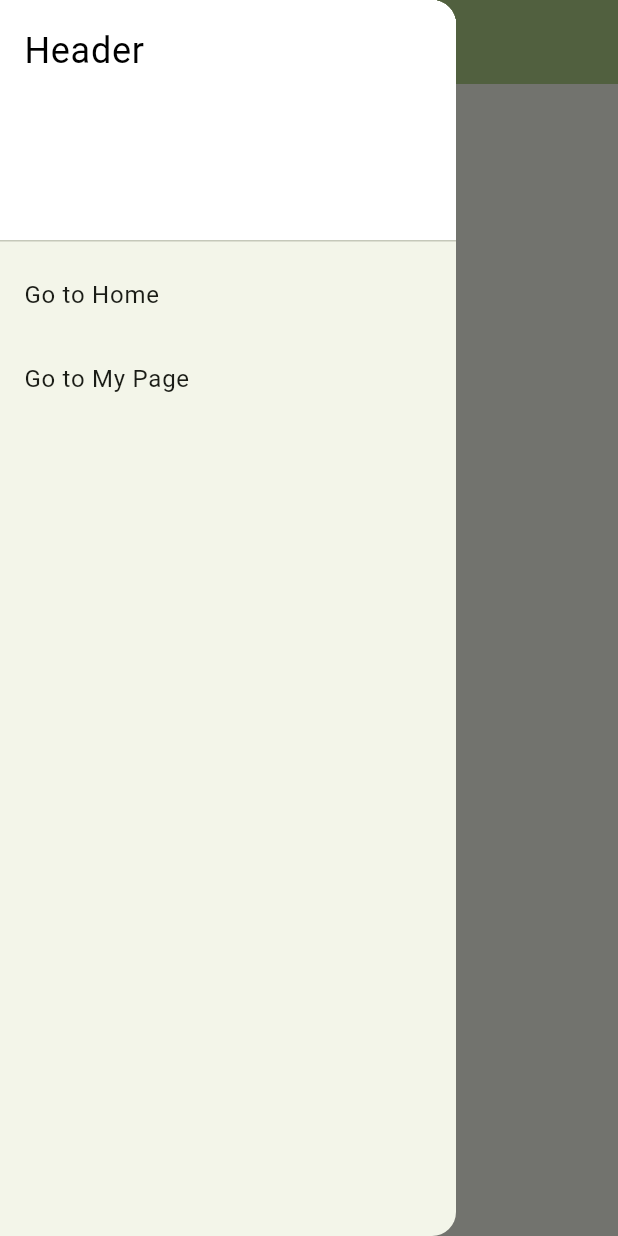
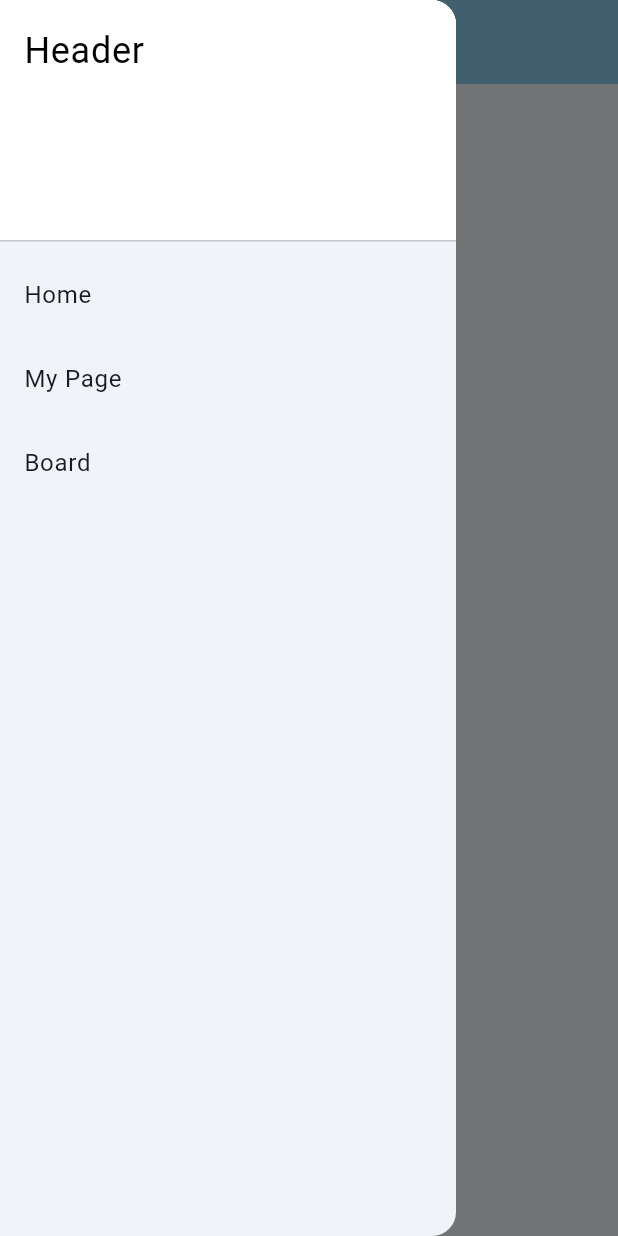
Before and after one commit to sjerry-kim/test_flutter, a Flutter app: the screen it shows after launch, with the side drawer open, on a phone screen of 412 x 824 dp. Run offline on Flutter 3.47's test engine with Material 3 defaults, Android fonts, the phone set to English and light mode, and no system bars; our stand-ins replace go_router, syncfusion_flutter_datagrid.

```diff
--- /dev/null
+++ b/lib/domain/employee.dart
@@ -0,0 +1,5 @@
+class Employee {
+  Employee(this.name, this.age);
+  final String name;
+  final int age;
+}
--- a/lib/main.dart
+++ b/lib/main.dart
@@ -16,7 +16,7 @@ class MyApp extends StatelessWidget {
       debugShowCheckedModeBanner: false,
       title: 'Test Flutter',
       theme: ThemeData(
-        colorScheme: ColorScheme.fromSeed(seedColor: Colors.lightGreenAccent),
+        colorScheme: ColorScheme.fromSeed(seedColor: Colors.lightBlueAccent),
       ),
     );
   }
--- a/lib/presentation/navigation/routes.dart
+++ b/lib/presentation/navigation/routes.dart
@@ -1,5 +1,6 @@
 import 'package:flutter/material.dart';
 import 'package:go_router/go_router.dart';
+import 'package:test_flutter/presentation/pages/board_page.dart';
 import '../pages/home_page.dart';
 import '../pages/my_page.dart';
 import '../pages/main_layout.dart';
@@ -13,12 +14,16 @@ final GoRouter router = GoRouter(
       routes: [
         GoRoute(
           path: '/',
-          builder: (context, state) => const MyHomePage(title: 'Test Flutter'),
+          builder: (context, state) => const HomePage(title: "Hi! I'm Home :)"),
         ),
         GoRoute(
           path: '/my-page',
           builder: (context, state) => const MyPage(),
         ),
+        GoRoute(
+          path: '/board',
+          builder: (context, state) => const BoardPage(title: "Hi! I'm Board."),
+        ),
       ],
     ),
   ],
--- a/lib/presentation/pages/home_page.dart
+++ b/lib/presentation/pages/home_page.dart
@@ -1,7 +1,7 @@
 import 'package:flutter/material.dart';
 
-class MyHomePage extends StatelessWidget {
-  const MyHomePage({super.key, required this.title});
+class HomePage extends StatelessWidget {
+  const HomePage({super.key, required this.title});
   final String title;
 
   @override
@@ -9,8 +9,8 @@ class MyHomePage extends StatelessWidget {
     return Center(
       child: Column(
         mainAxisAlignment: MainAxisAlignment.center,
-        children: const [
-          Text('Welcome to Home Page'),
+        children: [
+          Text(title),
         ],
       ),
     );
--- a/lib/presentation/pages/main_layout.dart
+++ b/lib/presentation/pages/main_layout.dart
@@ -29,17 +29,24 @@ class MainLayout extends StatelessWidget {
               ),
             ),
             ListTile(
-              title: const Text('Go to Home'),
+              title: const Text('Home'),
               onTap: () {
                 Navigator.pop(context);
                 context.go('/');
               },
             ),
             ListTile(
-              title: const Text('Go to My Page'),
+              title: const Text('My Page'),
               onTap: () {
                 Navigator.pop(context);
                 context.go('/my-page');
+              },
+            ),
+            ListTile(
+              title: const Text('Board'),
+              onTap: () {
+                Navigator.pop(context);
+                context.go('/board');
               },
             ),
           ],
--- a/pubspec.yaml
+++ b/pubspec.yaml
@@ -41,6 +41,7 @@ dependencies:
   freezed_annotation: 2.4.1
   json_serializable: 6.7.1
   shared_preferences: 2.2.2
+  syncfusion_flutter_datagrid: 28.2.7
 
 dev_dependencies:
   flutter_test:
```
Also changed, not shown: lib/data/employee_data_source.dart (added, +32 -0 lines), lib/presentation/pages/board_page.dart (added, +80 -0 lines), pubspec.lock.
